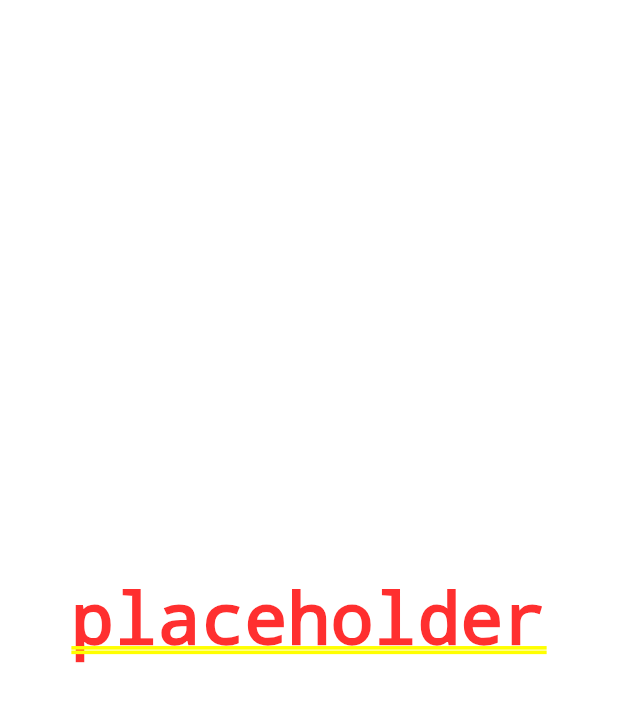
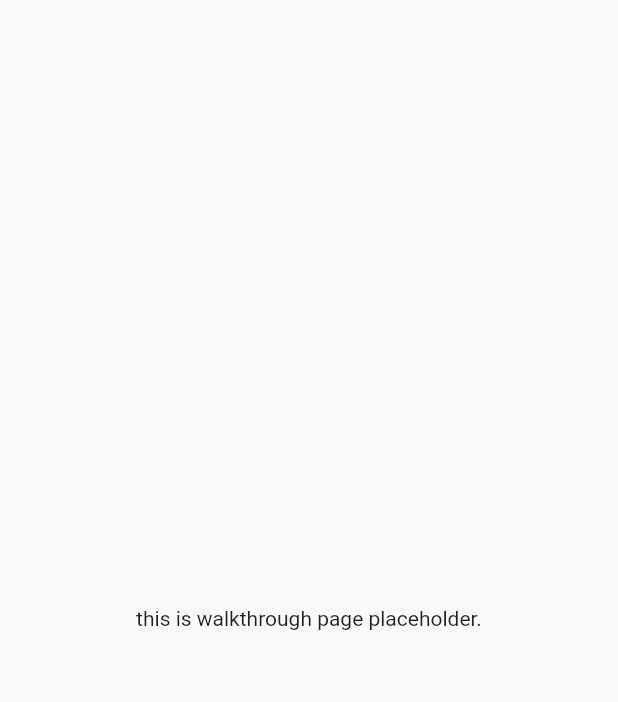
Before and after one commit to swimmingkiim/messenger, a Flutter app: the screen it shows after launch, on a phone screen of 412 x 824 dp. Shown: the top 702 px of the screen. Run offline on Flutter 3.47's test engine with Material 2 defaults, Android fonts, the phone set to English and light mode, and no system bars; our stand-ins replace freezed_annotation, go_router.

Commit message:
Add WalkthroughPage placeholder

```diff
--- a/packages/messenger/lib/src/apps/main_app.dart
+++ b/packages/messenger/lib/src/apps/main_app.dart
@@ -1,5 +1,8 @@
 // flutter
 import 'package:flutter/material.dart';
+
+// routes
+import 'package:messenger/src/routes/routes.dart';
 
 class MessengerApp extends StatelessWidget {
   const MessengerApp({super.key});
@@ -7,11 +10,9 @@ class MessengerApp extends StatelessWidget {
   // This widget is the root of your application.
   @override
   Widget build(BuildContext context) {
-    return const MaterialApp(
-      title: 'Messenger App',
-      home: Center(
-        child: Text('placeholder'),
-      ),
+    return MaterialApp.router(
+      title: 'Messenger',
+      routerConfig: router,
     );
   }
 }
--- a/packages/messenger/lib/src/presentations/pages.dart
+++ b/packages/messenger/lib/src/presentations/pages.dart
@@ -0,0 +1 @@
+export 'walkthrough_page/walkthrough_page.dart';
--- /dev/null
+++ b/packages/messenger/lib/src/presentations/walkthrough_page/walkthrough_page.dart
@@ -0,0 +1,17 @@
+// flutter
+import 'package:flutter/material.dart';
+
+// view models
+import 'walkthrough_page_view_model.dart';
+
+// views
+import 'walkthrough_page_view.dart';
+
+class WalkthroughPage extends StatelessWidget {
+  const WalkthroughPage({super.key});
+
+  @override
+  Widget build(BuildContext context) {
+    return const WalkthroughPageView();
+  }
+}
--- /dev/null
+++ b/packages/messenger/lib/src/presentations/walkthrough_page/walkthrough_page_view.dart
@@ -0,0 +1,19 @@
+// flutter
+import 'package:flutter/material.dart';
+
+class WalkthroughPageView extends StatelessWidget {
+  const WalkthroughPageView({super.key});
+
+  @override
+  Widget build(BuildContext context) {
+    return Scaffold(
+      body: buildBody(),
+    );
+  }
+
+  Widget buildBody() {
+    return const Center(
+      child: Text('this is walkthrough page placeholder.'),
+    );
+  }
+}
--- /dev/null
+++ b/packages/messenger/lib/src/routes/route_path.dart
@@ -0,0 +1,13 @@
+class RoutePath {
+  static const String walkthrough = '/walkthrough';
+  static const String walkthroughVerificationPhoneNumber =
+      '/walkthrough/verification/phone-number';
+  static const String walkthroughVerificationPinNumber =
+      '/walkthrough/verification/pin-number';
+  static const String walkthroughProfileAccount =
+      '/walkthrough/profile-account';
+  static const String contacts = '/contacts';
+  static const String chats = '/chats';
+  static const String more = '/more';
+  static const String chatRoom = '/chat/:chatId';
+}
--- /dev/null
+++ b/packages/messenger/lib/src/routes/router.dart
@@ -0,0 +1,23 @@
+// flutter
+import 'package:flutter/material.dart';
+
+// packages
+import 'package:go_router/go_router.dart';
+
+// pages
+import 'package:messenger/src/presentations/pages.dart';
+
+// routes
+import 'route_path.dart';
+
+final GoRouter router = GoRouter(
+  initialLocation: RoutePath.walkthrough,
+  routes: <RouteBase>[
+    GoRoute(
+      path: RoutePath.walkthrough,
+      builder: (BuildContext context, GoRouterState state) {
+        return const WalkthroughPage();
+      },
+    ),
+  ],
+);
--- /dev/null
+++ b/packages/messenger/lib/src/routes/routes.dart
@@ -0,0 +1,2 @@
+export 'router.dart';
+export 'route_path.dart';
```
Also changed, not shown: packages/messenger/lib/src/presentations/walkthrough_page/walkthrough_page_view_model.dart (added).
